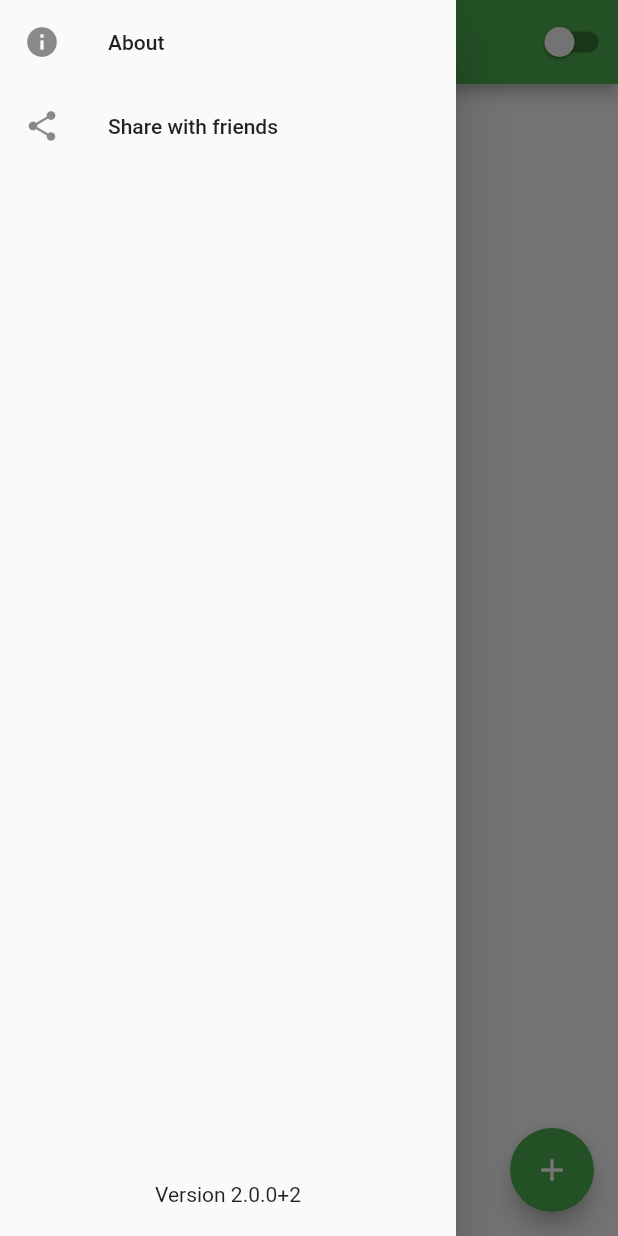
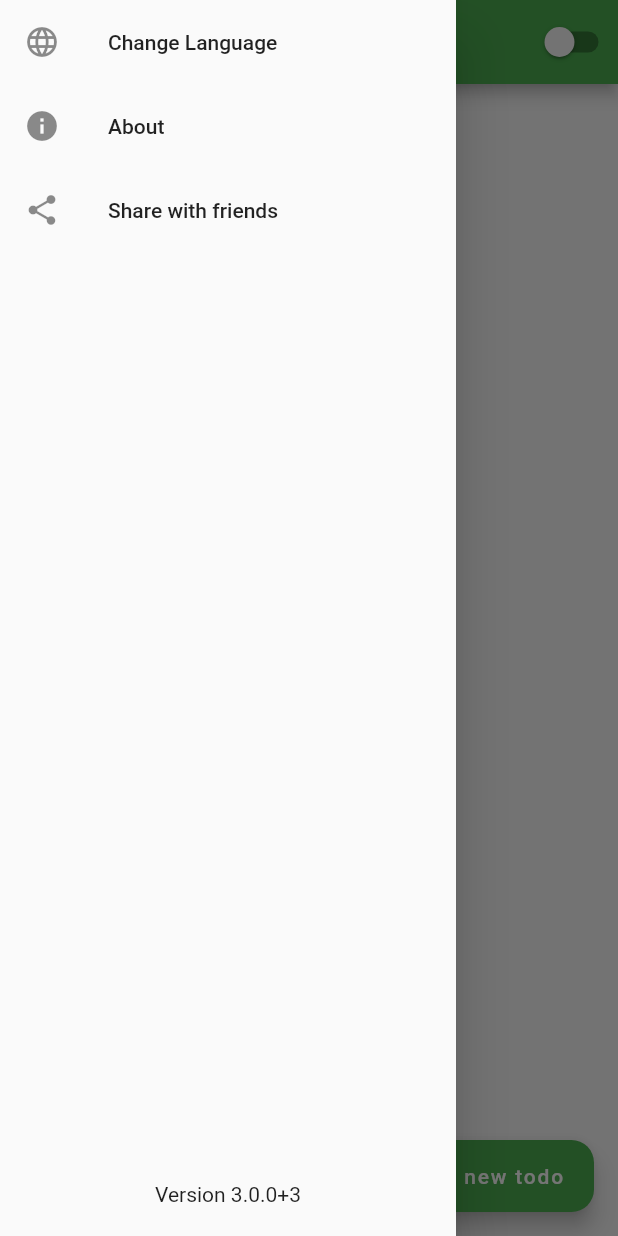
Before and after one commit to OmarYehiaDev/todo_app, a Flutter app: the screen it shows after launch, with the side drawer open, on a phone screen of 412 x 824 dp. Run offline on Flutter 3.47's test engine with Material 2 defaults, Android fonts, the phone set to English and light mode, and no system bars; our stand-ins replace fluttertoast, package_info, shared_preferences, sqflite; missing offline and left inert: social_share; accounts and stored records are empty.

Commit message:
V3.0.0 Updates! Productivity 📈📈📈

```diff
--- /dev/null
+++ b/assets/i18n/en.json
@@ -0,0 +1,26 @@
+{
+	"title": "Todos",
+	"addNew": "Add new todo",
+	"shareText": "Check out Simple Todo!\n https://play.google.com/store/apps/details?id=com.omar.todo_app",
+	"emptyList": "Add a todo!",
+	"share": "Share with friends",
+	"about": "About",
+	"todoTitle": "Todo title",
+	"delete": "Delete",
+	"todoDeletion": "The Todo has been deleted",
+	"todoDescrip": "Todo description",
+	"todoPriority": {
+		"priorityTitle": "Priority",
+		"high": "High",
+		"medium": "Medium",
+		"low": "Low"
+	},
+	"options": {
+		"save": "Save todo & back"
+	},
+	"settings": {
+		"lang": "Change Language",
+		"done": "Completed Todos"
+	},
+	"rights": "All rights reserved to Omar Yehia and © 2021 SpiderDevsTechnologies Inc."
+}
--- a/lib/main.dart
+++ b/lib/main.dart
@@ -1,8 +1,11 @@
 import 'package:flutter/material.dart';
+import 'package:flutter_localizations/flutter_localizations.dart';
 import 'package:provider/provider.dart';
 import 'package:provider/single_child_widget.dart';
 import 'package:todo_app/screens/appDrawer.dart';
 import 'package:todo_app/screens/todoList.dart';
+import 'package:todo_app/utils/appLang.dart';
+import 'package:todo_app/utils/appLocals.dart';
 import 'package:todo_app/utils/constants.dart';
 import 'package:todo_app/utils/sharedPrefsUtils.dart';
 import 'package:todo_app/utils/theme/themeProvider.dart';
@@ -23,6 +26,9 @@ void main() async {
   runApp(
     MultiProvider(
       providers: <SingleChildWidget>[
+        ChangeNotifierProvider<AppLanguage>(
+          create: (_) => AppLanguage(),
+        ),
         ChangeNotifierProvider<ThemeNotifier>(
           create: (_) => ThemeNotifier(theme),
         ),
@@ -36,11 +42,26 @@ class MyApp extends StatelessWidget {
   // This widget is the root of your application.
   @override
   Widget build(BuildContext context) {
-    return MaterialApp(
-      title: 'Simple Todo',
-      theme: themeData(context),
-      debugShowCheckedModeBanner: false,
-      home: MyHomePage(),
+    return Consumer<AppLanguage>(
+      builder: (context, model, child) {
+        model.fetchLocale();
+        return MaterialApp(
+          locale: model.appLocal,
+          supportedLocales: [
+            Locale('en', 'US'),
+            Locale('ar', ''),
+          ],
+          localizationsDelegates: [
+            AppLocalizations.delegate,
+            GlobalMaterialLocalizations.delegate,
+            GlobalWidgetsLocalizations.delegate,
+          ],
+          title: 'Simple Todo',
+          theme: themeData(context),
+          debugShowCheckedModeBanner: false,
+          home: MyHomePage(),
+        );
+      },
     );
   }
 }
@@ -65,9 +86,12 @@ class _MyHomePageState extends State<MyHomePage> {
 
   @override
   Widget build(BuildContext context) {
+    var appLocale = AppLocalizations.of(context);
     return Scaffold(
       appBar: AppBar(
-        title: Text("Todos"),
+        title: Text(
+          appLocale.translate("title"),
+        ),
         actions: [
           ThemeSwitch(),
         ],
--- a/lib/screens/appDrawer.dart
+++ b/lib/screens/appDrawer.dart
@@ -1,5 +1,8 @@
 import 'package:flutter/material.dart';
+import 'package:provider/provider.dart';
 import 'package:social_share/social_share.dart';
+import 'package:todo_app/utils/appLang.dart';
+import 'package:todo_app/utils/appLocals.dart';
 import 'package:todo_app/utils/constants.dart';
 
 class AppDrawer extends StatefulWidget {
@@ -16,6 +19,8 @@ class _AppDrawerState extends State<AppDrawer> {
   @override
   Widget build(BuildContext context) {
     double height = MediaQuery.of(context).size.height;
+    var appLanguage = Provider.of<AppLanguage>(context);
+    var appLocale = AppLocalizations.of(context);
     return Drawer(
       child: SafeArea(
         child: Container(
@@ -32,12 +37,19 @@ class _AppDrawerState extends State<AppDrawer> {
                   //   title: Text("Memories"),
                   //   leading: Icon(Icons.restore),
                   // ),
-                  // ListTile(
-                  //   title: Text("Language"),
-                  //   leading: Icon(Icons.language),
-                  // ),
                   ListTile(
-                    title: Text("About"),
+                    title: Text(
+                      appLocale.translateMore("settings", "lang"),
+                    ),
+                    leading: Icon(Icons.language),
+                    onTap: () {
+                      appLanguage.changeLanguage();
+                    },
+                  ),
+                  ListTile(
+                    title: Text(
+                      appLocale.translate("about"),
+                    ),
                     leading: Icon(Icons.info),
                     onTap: () {
                       showAboutDialog(
@@ -50,18 +62,20 @@ class _AppDrawerState extends State<AppDrawer> {
                         ),
                         children: [
                           Text(
-                            "All rights reserved to Omar Yehia and © 2021 SpiderDevsTechnologies Inc.",
+                            appLocale.translate("rights"),
                           ),
                         ],
                       );
                     },
                   ),
                   ListTile(
-                    title: Text("Share with friends"),
+                    title: Text(
+                      appLocale.translate("share"),
+                    ),
                     leading: Icon(Icons.share),
                     onTap: () {
                       SocialShare.shareOptions(
-                        "Check out Simple Todo!\n https://play.google.com/store/apps/details?id=com.omar.todo_app",
+                        appLocale.translate("shareText"),
                       );
                     },
                   ),
--- a/lib/screens/todoList.dart
+++ b/lib/screens/todoList.dart
@@ -2,6 +2,7 @@ import 'package:flutter/material.dart';
 import 'package:fluttertoast/fluttertoast.dart';
 import 'package:todo_app/models/todo.dart';
 import 'package:todo_app/screens/todoDetails.dart';
+import 'package:todo_app/utils/appLocals.dart';
 import 'package:todo_app/utils/dbHelper.dart';
 
 class TodoList extends StatefulWidget {
@@ -25,10 +26,13 @@ class _TodoListState extends State<TodoList> {
 
   @override
   Widget build(BuildContext context) {
+    var appLocale = AppLocalizations.of(context);
     return Scaffold(
       body: todos.length == 0
           ? Center(
-              child: Text("Add a todo!"),
+              child: Text(
+                appLocale.translate("emptyList"),
+              ),
             )
           : ListView.builder(
               itemCount: count,
@@ -42,7 +46,7 @@ class _TodoListState extends State<TodoList> {
                     this.todos.removeAt(position);
                     if (result != 0) {
                       Fluttertoast.showToast(
-                        msg: "The Todo has been deleted",
+                        msg: appLocale.translate("todoDeletion"),
                         toastLength: Toast.LENGTH_SHORT,
                         gravity: ToastGravity.CENTER,
                         textColor:
@@ -69,7 +73,9 @@ class _TodoListState extends State<TodoList> {
                             padding: const EdgeInsets.symmetric(
                               horizontal: 2.0,
                             ),
-                            child: Text("Delete"),
+                            child: Text(
+                              appLocale.translate("delete"),
+                            ),
                           ),
                         ],
                       ),
@@ -112,7 +118,10 @@ class _TodoListState extends State<TodoList> {
                 );
               },
             ),
-      floatingActionButton: FloatingActionButton(
+      floatingActionButton: FloatingActionButton.extended(
+        shape: RoundedRectangleBorder(
+          borderRadius: BorderRadius.circular(15.0),
+        ),
         onPressed: () {
           navigateToDetails(
             Todo(
@@ -122,8 +131,11 @@ class _TodoListState extends State<TodoList> {
             ),
           );
         },
-        tooltip: "Add new todo",
-        child: new Icon(Icons.add),
+        tooltip: appLocale.translate("addNew"),
+        icon: Icon(Icons.add),
+        label: Text(
+          appLocale.translate("addNew"),
+        ),
       ),
     );
   }
--- /dev/null
+++ b/lib/utils/appLang.dart
@@ -0,0 +1,43 @@
+import 'package:flutter/material.dart';
+import 'package:todo_app/utils/sharedPrefsUtils.dart';
+
+class AppLanguage extends ChangeNotifier {
+  Locale _appLocale;
+
+  Future<void> fetchLocale() async {
+    Locale _locale;
+    await SharedPrefsUtils.init();
+    final SharedPrefsUtils prefs = SharedPrefsUtils.getInstance();
+    if (prefs.getData('language_code') == null) {
+      _locale = Locale('en');
+    }
+    if (prefs.getData('language_code') == "ar") {
+      _locale = Locale("ar");
+    } else if (prefs.getData('language_code') == "en") {
+      _locale = Locale("en");
+    }
+    _appLocale = _locale;
+    notifyListeners();
+  }
+
+  void changeLanguage() async {
+    await SharedPrefsUtils.init();
+    final SharedPrefsUtils prefs = SharedPrefsUtils.getInstance();
+    if (appLocal == Locale("ar")) {
+      _appLocale = Locale("en");
+      await prefs.saveData('language_code', 'en');
+      await prefs.saveData('countryCode', 'US');
+    } else if (appLocal == Locale("en")) {
+      _appLocale = Locale("ar");
+      await prefs.saveData('language_code', 'ar');
+      await prefs.saveData('countryCode', '');
+    } else {
+      _appLocale = Locale("en");
+      await prefs.saveData('language_code', 'en');
+      await prefs.saveData('countryCode', 'US');
+    }
+    notifyListeners();
+  }
+
+  Locale get appLocal => _appLocale == null ? Locale("en") : _appLocale;
+}
--- /dev/null
+++ b/lib/utils/appLocals.dart
@@ -0,0 +1,68 @@
+import 'dart:convert';
+
+import 'package:flutter/material.dart';
+import 'package:flutter/services.dart';
+
+class AppLocalizations {
+  final Locale locale;
+
+  AppLocalizations(this.locale);
+
+  // Helper method to keep the code in the widgets concise
+  // Localizations are accessed using an InheritedWidget "of" syntax
+  static AppLocalizations of(BuildContext context) {
+    return Localizations.of<AppLocalizations>(context, AppLocalizations);
+  }
+
+  // Static member to have a simple access to the delegate from the MaterialApp
+  static const LocalizationsDelegate<AppLocalizations> delegate =
+      _AppLocalizationsDelegate();
+
+  Map<String, dynamic> _localizedStrings;
+
+  Future<bool> load() async {
+    // Load the language JSON file from the "lang" folder
+    String jsonString =
+        await rootBundle.loadString('assets/i18n/${locale.languageCode}.json');
+    Map<String, dynamic> jsonMap = json.decode(jsonString);
+
+    _localizedStrings = jsonMap.map((key, value) {
+      return MapEntry(key, value);
+    });
+
+    return true;
+  }
+
+  // These methods will be called from every widget which needs a localized text
+  String translate(String key) {
+    return _localizedStrings[key];
+  }
+
+  String translateMore(String map, String key) {
+    return _localizedStrings[map][key];
+  }
+}
+
+class _AppLocalizationsDelegate
+    extends LocalizationsDelegate<AppLocalizations> {
+  // This delegate instance will never change (it doesn't even have fields!)
+  // It can provide a constant constructor.
+  const _AppLocalizationsDelegate();
+
+  @override
+  bool isSupported(Locale locale) {
+    // Include all of your supported language codes here
+    return ['en', 'ar'].contains(locale.languageCode);
+  }
+
+  @override
+  Future<AppLocalizations> load(Locale locale) async {
+    // AppLocalizations class is where the JSON loading actually runs
+    AppLocalizations localizations = new AppLocalizations(locale);
+    await localizations.load();
+    return localizations;
+  }
+
+  @override
+  bool shouldReload(_AppLocalizationsDelegate old) => false;
+}
```
Also changed, not shown: assets/i18n/ar.json (added, +26 -0 lines), lib/screens/todoDetails.dart (+177 -105 lines), pubspec.yaml (+4 -4 lines), 2 other files.
